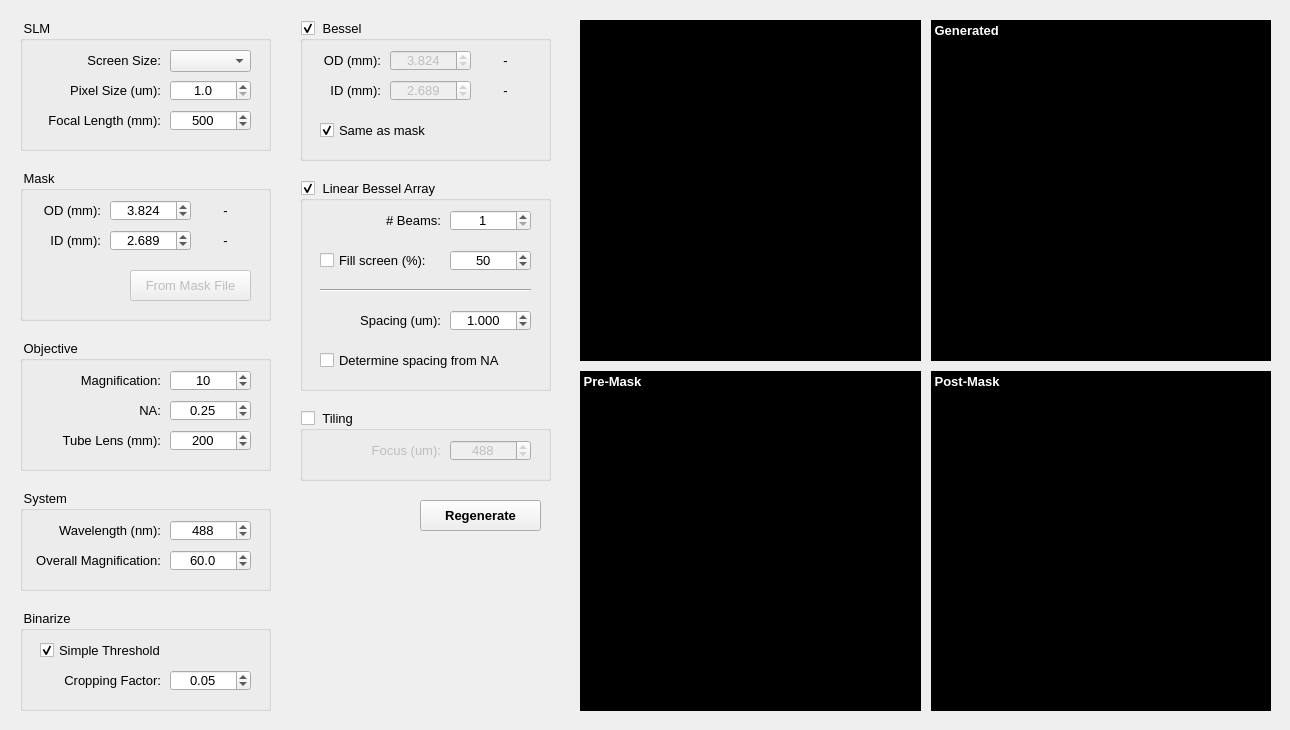
Above: pattern/dialog.ui from cbc-group/pattern before the change. Below: the same form after it.
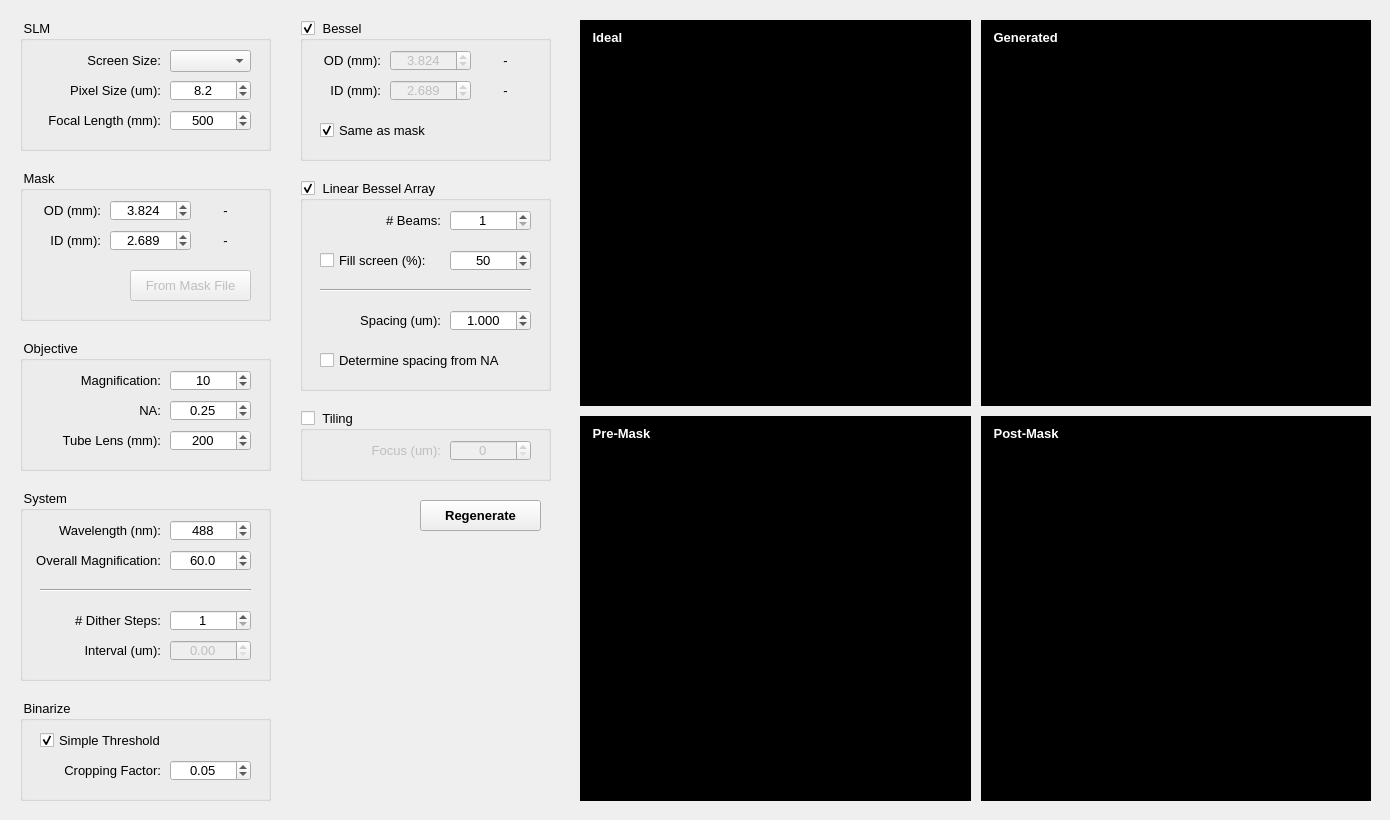
That is the form after the change. Custom widgets are drawn as their Qt base class.

The edit to the form file:
```diff
--- a/pattern/dialog.ui
+++ b/pattern/dialog.ui
@@ -6,8 +6,8 @@
    <rect>
     <x>0</x>
     <y>0</y>
-    <width>1290</width>
-    <height>730</height>
+    <width>1390</width>
+    <height>820</height>
    </rect>
   </property>
   <property name="windowTitle">
@@ -18,8 +18,8 @@
     <rect>
      <x>570</x>
      <y>10</y>
-     <width>711</width>
-     <height>711</height>
+     <width>811</width>
+     <height>801</height>
     </rect>
    </property>
    <layout class="QGridLayout" name="preview_layout">
@@ -49,10 +49,10 @@
       <widget class="QLabel" name="pre_mask_label">
        <property name="geometry">
         <rect>
-         <x>0</x>
-         <y>0</y>
-         <width>81</width>
-         <height>21</height>
+         <x>9</x>
+         <y>9</y>
+         <width>65</width>
+         <height>16</height>
         </rect>
        </property>
        <property name="font">
@@ -77,7 +77,43 @@
       </widget>
      </widget>
     </item>
-    <item row="1" column="2">
+    <item row="0" column="1">
+     <widget class="QWidget" name="generated" native="true">
+      <property name="styleSheet">
+       <string notr="true">background-color: rgb(0, 0, 0);</string>
+      </property>
+      <widget class="QLabel" name="generated_label">
+       <property name="geometry">
+        <rect>
+         <x>9</x>
+         <y>9</y>
+         <width>72</width>
+         <height>16</height>
+        </rect>
+       </property>
+       <property name="font">
+        <font>
+         <pointsize>10</pointsize>
+         <weight>75</weight>
+         <bold>true</bold>
+        </font>
+       </property>
+       <property name="layoutDirection">
+        <enum>Qt::LeftToRight</enum>
+       </property>
+       <property name="styleSheet">
+        <string notr="true">color: rgb(255, 255, 255);</string>
+       </property>
+       <property name="text">
+        <string> Generated</string>
+       </property>
+       <property name="alignment">
+        <set>Qt::AlignLeading|Qt::AlignLeft|Qt::AlignVCenter</set>
+       </property>
+      </widget>
+     </widget>
+    </item>
+    <item row="1" column="1">
      <widget class="QWidget" name="post_mask" native="true">
       <property name="styleSheet">
        <string notr="true">background-color: rgb(0, 0, 0);</string>
@@ -85,10 +121,10 @@
       <widget class="QLabel" name="post_mask_label">
        <property name="geometry">
         <rect>
-         <x>0</x>
-         <y>0</y>
-         <width>81</width>
-         <height>21</height>
+         <x>9</x>
+         <y>9</y>
+         <width>72</width>
+         <height>16</height>
         </rect>
        </property>
        <property name="font">
@@ -114,7 +150,7 @@
      </widget>
     </item>
     <item row="0" column="0">
-     <widget class="ImageView" name="ideal">
+     <widget class="GraphicsView" name="ideal" native="true">
       <property name="sizePolicy">
        <sizepolicy hsizetype="Preferred" vsizetype="Preferred">
         <horstretch>0</horstretch>
@@ -127,29 +163,13 @@
       <property name="styleSheet">
        <string notr="true">background-color: rgb(0, 0, 0);</string>
       </property>
-      <property name="verticalScrollBarPolicy">
-       <enum>Qt::ScrollBarAlwaysOff</enum>
-      </property>
-      <property name="horizontalScrollBarPolicy">
-       <enum>Qt::ScrollBarAlwaysOff</enum>
-      </property>
-      <property name="interactive">
-       <bool>false</bool>
-      </property>
-     </widget>
-    </item>
-    <item row="0" column="2">
-     <widget class="QWidget" name="generated" native="true">
-      <property name="styleSheet">
-       <string notr="true">background-color: rgb(0, 0, 0);</string>
-      </property>
-      <widget class="QLabel" name="generated_label">
+      <widget class="QLabel" name="ideal_label">
        <property name="geometry">
         <rect>
-         <x>0</x>
-         <y>0</y>
-         <width>81</width>
-         <height>21</height>
+         <x>9</x>
+         <y>9</y>
+         <width>40</width>
+         <height>16</height>
         </rect>
        </property>
        <property name="font">
@@ -166,7 +186,7 @@
         <string notr="true">color: rgb(255, 255, 255);</string>
        </property>
        <property name="text">
-        <string> Generated</string>
+        <string> Ideal </string>
        </property>
        <property name="alignment">
         <set>Qt::AlignLeading|Qt::AlignLeft|Qt::AlignVCenter</set>
@@ -273,6 +293,9 @@
     <property name="singleStep">
      <double>0.100000000000000</double>
     </property>
+    <property name="value">
+     <double>8.199999999999999</double>
+    </property>
    </widget>
    <widget class="QLabel" name="focal_length_label">
     <property name="geometry">
@@ -702,7 +725,7 @@
      <x>20</x>
      <y>490</y>
      <width>251</width>
-     <height>101</height>
+     <height>191</height>
     </rect>
    </property>
    <property name="font">
@@ -818,6 +841,118 @@
      <double>60.000000000000000</double>
     </property>
    </widget>
+   <widget class="Line" name="line_2">
+    <property name="geometry">
+     <rect>
+      <x>20</x>
+      <y>90</y>
+      <width>211</width>
+      <height>21</height>
+     </rect>
+    </property>
+    <property name="orientation">
+     <enum>Qt::Horizontal</enum>
+    </property>
+   </widget>
+   <widget class="QLabel" name="dither_steps_label">
+    <property name="geometry">
+     <rect>
+      <x>10</x>
+      <y>120</y>
+      <width>131</width>
+      <height>21</height>
+     </rect>
+    </property>
+    <property name="font">
+     <font>
+      <pointsize>10</pointsize>
+     </font>
+    </property>
+    <property name="layoutDirection">
+     <enum>Qt::LeftToRight</enum>
+    </property>
+    <property name="text">
+     <string># Dither Steps:</string>
+    </property>
+    <property name="alignment">
+     <set>Qt::AlignRight|Qt::AlignTrailing|Qt::AlignVCenter</set>
+    </property>
+   </widget>
+   <widget class="QSpinBox" name="dither_steps_spinbox">
+    <property name="geometry">
+     <rect>
+      <x>150</x>
+      <y>120</y>
+      <width>81</width>
+      <height>21</height>
+     </rect>
+    </property>
+    <property name="font">
+     <font>
+      <pointsize>10</pointsize>
+     </font>
+    </property>
+    <property name="alignment">
+     <set>Qt::AlignCenter</set>
+    </property>
+    <property name="minimum">
+     <number>1</number>
+    </property>
+    <property name="maximum">
+     <number>200</number>
+    </property>
+    <property name="value">
+     <number>1</number>
+    </property>
+   </widget>
+   <widget class="QLabel" name="dither_interval_label">
+    <property name="geometry">
+     <rect>
+      <x>10</x>
+      <y>150</y>
+      <width>131</width>
+      <height>21</height>
+     </rect>
+    </property>
+    <property name="font">
+     <font>
+      <pointsize>10</pointsize>
+     </font>
+    </property>
+    <property name="layoutDirection">
+     <enum>Qt::LeftToRight</enum>
+    </property>
+    <property name="text">
+     <string>Interval (um):</string>
+    </property>
+    <property name="alignment">
+     <set>Qt::AlignRight|Qt::AlignTrailing|Qt::AlignVCenter</set>
+    </property>
+   </widget>
+   <widget class="QDoubleSpinBox" name="dither_interval_spinbox">
+    <property name="enabled">
+     <bool>false</bool>
+    </property>
+    <property name="geometry">
+     <rect>
+      <x>150</x>
+      <y>150</y>
+      <width>81</width>
+      <height>21</height>
+     </rect>
+    </property>
+    <property name="font">
+     <font>
+      <pointsize>10</pointsize>
+     </font>
+    </property>
+    <property name="alignment">
+     <set>Qt::AlignCenter</set>
+    </property>
+    <property name="singleStep">
+     <double>0.010000000000000</double>
+    </property>
+   </widget>
   </widget>
   <widget class="QGroupBox" name="bessel_parameters">
    <property name="geometry">
@@ -1220,7 +1355,7 @@
    <property name="geometry">
     <rect>
      <x>20</x>
-     <y>610</y>
+     <y>700</y>
      <width>251</width>
      <height>101</height>
     </rect>
@@ -1374,13 +1509,13 @@
      <set>Qt::AlignCenter</set>
     </property>
     <property name="minimum">
-     <number>350</number>
+     <number>0</number>
     </property>
     <property name="maximum">
      <number>1500</number>
     </property>
     <property name="value">
-     <number>488</number>
+     <number>0</number>
     </property>
    </widget>
    <widget class="QLabel" name="wavelength_label_2">
@@ -1411,9 +1546,10 @@
  </widget>
  <customwidgets>
   <customwidget>
-   <class>ImageView</class>
-   <extends>QGraphicsView</extends>
-   <header>pyqtgraph/ImageView.h</header>
+   <class>GraphicsView</class>
+   <extends>QWidget</extends>
+   <header>pyqtgraph</header>
+   <container>1</container>
   </customwidget>
  </customwidgets>
  <resources/>
```
Left out of the diff: 3 changed lines with no effect on the pictures.
